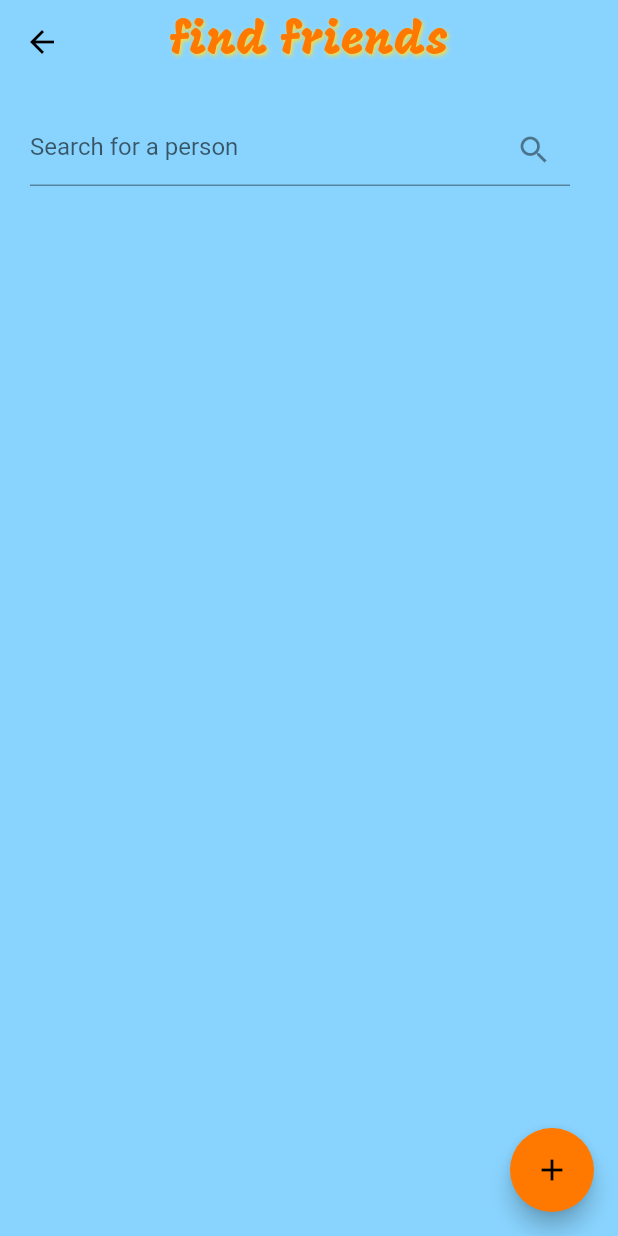
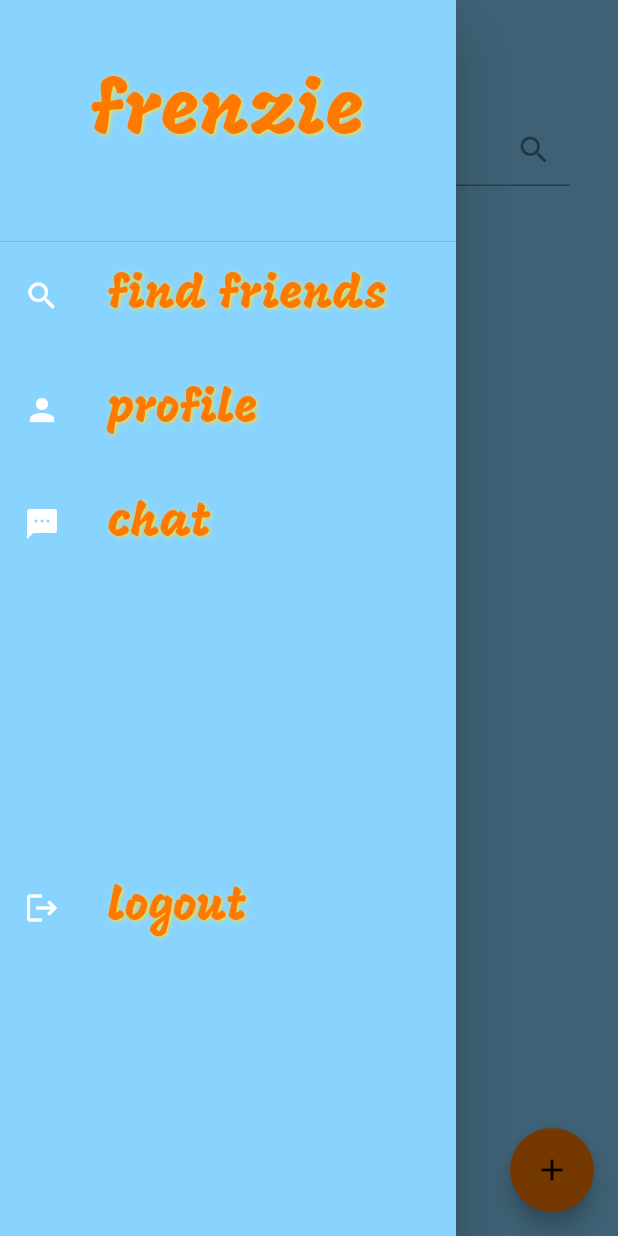
Before and after one commit to anshulshacks/Frenzie, a Flutter app: the Friends screen opened by its route, with the side drawer open (before the commit the screen has no drawer), on a phone screen of 412 x 824 dp. Run offline on Flutter 3.47's test engine with Material 2 defaults, Android fonts, the phone set to English and light mode, and no system bars; our stand-ins replace cloud_firestore, firebase_auth, firebase_storage, image_picker; accounts and stored records are empty; network calls fail.

Commit message:
drawer added

```diff
--- a/lib/screens/friends_screen.dart
+++ b/lib/screens/friends_screen.dart
@@ -2,6 +2,7 @@ import 'package:cloud_firestore/cloud_firestore.dart';
 import 'package:firebase_auth/firebase_auth.dart';
 import 'package:flutter/material.dart';
 import 'package:frenzie/screens/signup_screen.dart';
+import 'package:frenzie/widgets/drawer.dart';
 import 'package:frenzie/widgets/friend_tile.dart';
 
 class Friends extends StatelessWidget {
@@ -10,6 +11,7 @@ class Friends extends StatelessWidget {
   @override
   Widget build(BuildContext context) {
     return Scaffold(
+      drawer: DrawerSection(),
       appBar: AppBar(
         centerTitle: true,
         elevation: 0,
--- a/lib/screens/signup_screen.dart
+++ b/lib/screens/signup_screen.dart
@@ -6,6 +6,7 @@ import 'package:firebase_storage/firebase_storage.dart';
 
 import 'package:flutter/material.dart';
 import 'package:frenzie/screens/friends_screen.dart';
+import 'package:frenzie/widgets/drawer.dart';
 import 'package:frenzie/widgets/profile_picker.dart';
 
 class SignupScreen extends StatefulWidget {
@@ -15,7 +16,6 @@ class SignupScreen extends StatefulWidget {
 }
 
 class _SignupScreenState extends State<SignupScreen> {
-
   File _userProfilePicture;
   void _pickingImage(File image) {
     _userProfilePicture = image;
@@ -42,7 +42,9 @@ class _SignupScreenState extends State<SignupScreen> {
 
   @override
   Widget build(BuildContext context) {
-    return Scaffold(body: Builder(
+    return Scaffold(
+      drawer: DrawerSection(),
+      body: Builder(
       builder: (BuildContext context1) {
         return Column(
           children: [
@@ -234,7 +236,6 @@ class _SignupScreenState extends State<SignupScreen> {
               ),
             ),
             ProfilePicker(_pickingImage),
-
             RaisedButton(
               color: Theme.of(context).accentColor,
               child: Text(
--- /dev/null
+++ b/lib/widgets/drawer.dart
@@ -0,0 +1,131 @@
+import 'package:flutter/material.dart';
+
+class DrawerSection extends StatelessWidget {
+  @override
+  Widget build(BuildContext context) {
+    return Drawer(
+      child: ListView(
+        padding: EdgeInsets.zero,
+        children: [
+          DrawerHeader(
+            child: Column(
+              children: [
+                SizedBox(
+                  height: 30,
+                ),
+                Text(
+                  'frenzie',
+                  style: TextStyle(
+                    fontFamily: 'Mogra',
+                    fontSize: 50,
+                    color: Theme.of(context).accentColor,
+                    shadows: [
+                      Shadow(
+                        offset: Offset(1.0, 1.0),
+                        blurRadius: 3.0,
+                        color: Color.fromRGBO(255, 222, 49, 1),
+                      ),
+                    ],
+                  ),
+                ),
+              ],
+            ),
+          ),
+          ListTile(
+            leading: Icon(
+              Icons.search,
+              color: Theme.of(context).primaryColor,
+            ),
+            title: Text(
+              'find friends',
+              style: TextStyle(
+                fontFamily: 'Mogra',
+                fontSize: 30,
+                color: Theme.of(context).accentColor,
+                shadows: [
+                  Shadow(
+                    offset: Offset(1.0, 1.0),
+                    blurRadius: 3.0,
+                    color: Color.fromRGBO(255, 222, 49, 1),
+                  ),
+                ],
+              ),
+            ),
+          ),
+          SizedBox(
+            height: 20,
+          ),
+          ListTile(
+            leading: Icon(
+              Icons.person,
+              color: Theme.of(context).primaryColor,
+            ),
+            title: Text(
+              'profile',
+              style: TextStyle(
+                fontFamily: 'Mogra',
+                fontSize: 30,
+                color: Theme.of(context).accentColor,
+                shadows: [
+                  Shadow(
+                    offset: Offset(1.0, 1.0),
+                    blurRadius: 3.0,
+                    color: Color.fromRGBO(255, 222, 49, 1),
+                  ),
+                ],
+              ),
+            ),
+          ),
+          SizedBox(
+            height: 20,
+          ),
+          ListTile(
+            leading: Icon(
+              Icons.sms,
+              color: Theme.of(context).primaryColor,
+            ),
+            title: Text(
+              'chat',
+              style: TextStyle(
+                fontFamily: 'Mogra',
+                fontSize: 30,
+                color: Theme.of(context).accentColor,
+                shadows: [
+                  Shadow(
+                    offset: Offset(1.0, 1.0),
+                    blurRadius: 3.0,
+                    color: Color.fromRGBO(255, 222, 49, 1),
+                  ),
+                ],
+              ),
+            ),
+          ),
+          SizedBox(
+            height: 200,
+          ),
+          ListTile(
+            leading: Icon(
+              Icons.logout,
+              color: Theme.of(context).primaryColor,
+            ),
+            title: Text(
+              'logout',
+              style: TextStyle(
+                fontFamily: 'Mogra',
+                fontSize: 30,
+                color: Theme.of(context).accentColor,
+                shadows: [
+                  Shadow(
+                    offset: Offset(1.0, 1.0),
+                    blurRadius: 3.0,
+                    color: Color.fromRGBO(255, 222, 49, 1),
+                  ),
+                ],
+              ),
+            ),
+          ),
+        ],
+      ),
+    );
+  }
+}
```
